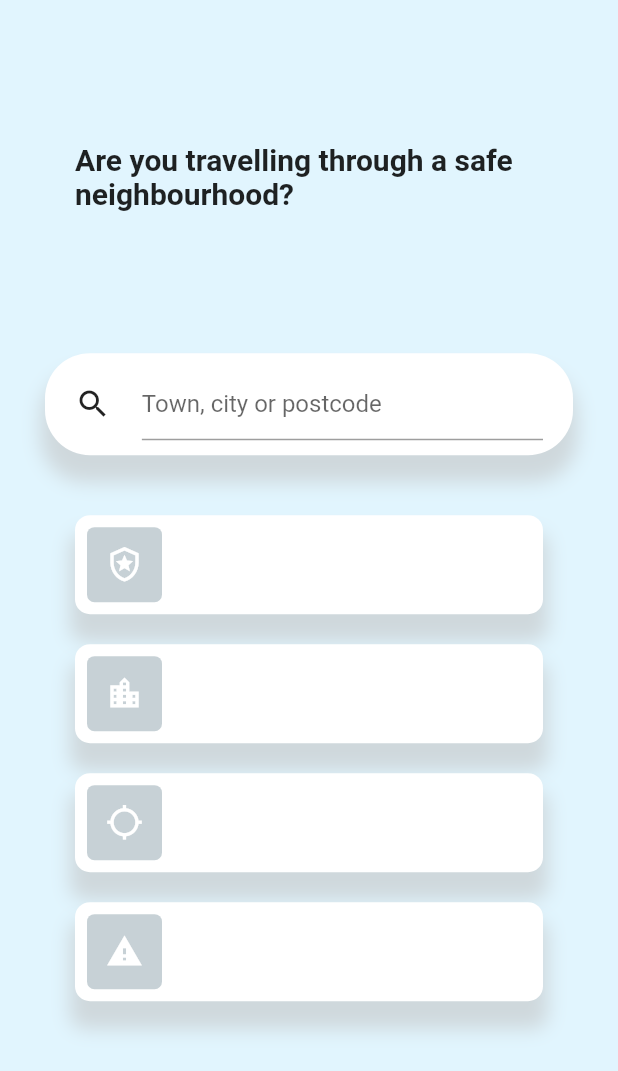
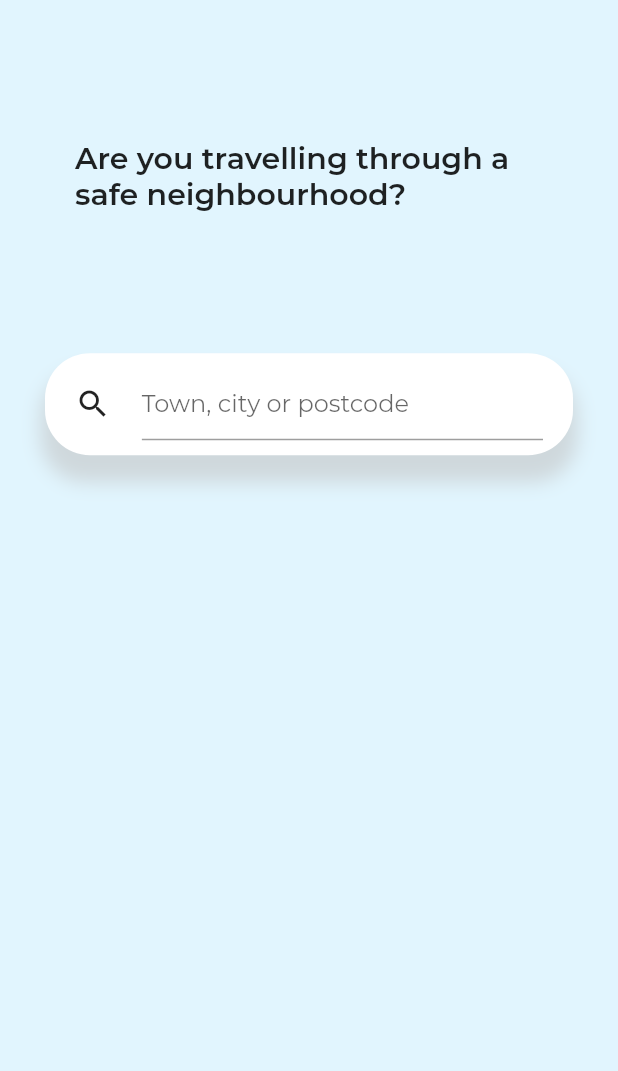
Before and after one commit to hoangvu01/not_here, a Flutter app: the screen it shows after launch, on a phone screen of 412 x 824 dp. Shown: the top 1071 px of the screen. Run offline on Flutter 3.47's test engine with Material 2 defaults, Android fonts, the phone set to English and light mode, and no system bars.

```diff
--- a/lib/home/dashboard.dart
+++ b/lib/home/dashboard.dart
@@ -2,58 +2,6 @@
 import 'package:flutter/widgets.dart';
 
 class Dashboard extends StatelessWidget {
-  final Map<IconData, String> icons = Map.of({
-    Icons.local_police_outlined: "",
-    Icons.location_city: "",
-    Icons.location_searching: "",
-    Icons.warning: "",
-  });
-
-  Widget _iconDataToWidget(MapEntry entry) {
-    return Container(
-      margin: EdgeInsets.symmetric(vertical: 10),
-      padding: EdgeInsets.all(8),
-      decoration: BoxDecoration(
-        borderRadius: BorderRadius.circular(10.0),
-        boxShadow: [
-          BoxShadow(
-            offset: Offset(0.0, 15.0),
-            color: Colors.blueGrey.shade100,
-            blurRadius: 10.0,
-            spreadRadius: 3.0,
-          ),
-        ],
-        color: Colors.white,
-      ),
-      child: Row(
-        children: [
-          SizedBox(
-            height: 50,
-            width: 50,
-            child: Container(
-              decoration: BoxDecoration(
-                borderRadius: BorderRadius.circular(5),
-                color: Colors.blueGrey.shade300.withOpacity(0.5),
-              ),
-              child: Icon(
-                entry.key,
-                size: 25,
-                color: Colors.white,
-              ),
-            ),
-          ),
-          Container(
-            margin: EdgeInsets.symmetric(vertical: 5),
-            padding: EdgeInsets.symmetric(horizontal: 5, vertical: 5),
-            child: Text(
-              entry.value,
-            ),
-          ),
-        ],
-      ),
-    );
-  }
-
   @override
   Widget build(BuildContext context) {
     return Column(
@@ -113,13 +61,7 @@
         ),
         Flexible(
           flex: 4,
-          child: Container(
-            margin: EdgeInsets.symmetric(horizontal: 30.0, vertical: 20),
-            padding: EdgeInsets.symmetric(horizontal: 20, vertical: 10),
-            child: ListView(
-              children: icons.entries.map(_iconDataToWidget).toList(),
-            ),
-          ),
+          child: Container(),
         ),
       ],
     );
```
Also changed, not shown: lib/about/about_page.dart (added, +98 -0 lines), pubspec.yaml (+16 -11 lines), pubspec.lock.
